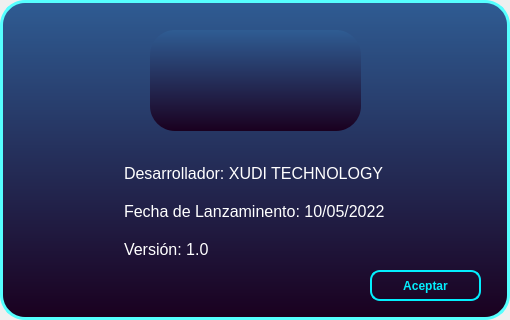
This is acerca-de.ui in AxelF1899/T-vision as Qt 5 draws it before an edit. The edited form follows.
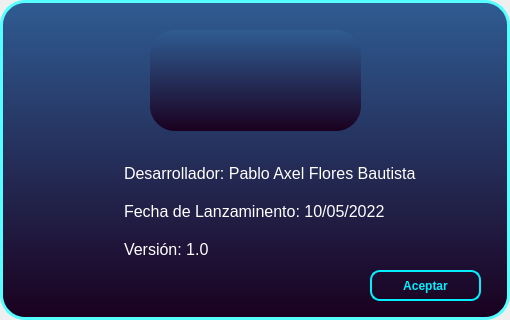
This is the edited form. Icons and pictures are not drawn.

Patch:
```diff
--- a/acerca-de.ui
+++ b/acerca-de.ui
@@ -86,7 +86,7 @@
 &lt;html&gt;&lt;head&gt;&lt;meta name=&quot;qrichtext&quot; content=&quot;1&quot; /&gt;&lt;style type=&quot;text/css&quot;&gt;
 p, li { white-space: pre-wrap; }
 &lt;/style&gt;&lt;/head&gt;&lt;body style=&quot; font-family:'MS Shell Dlg 2'; font-size:8.25pt; font-weight:400; font-style:normal;&quot;&gt;
-&lt;p style=&quot; margin-top:0px; margin-bottom:0px; margin-left:0px; margin-right:0px; -qt-block-indent:0; text-indent:0px;&quot;&gt;&lt;span style=&quot; font-size:12pt; color:#ffffff;&quot;&gt;Desarrollador: &lt;/span&gt;&lt;span style=&quot; font-family:'Calibri'; font-size:12pt; color:#ffffff;&quot;&gt;XUDI TECHNOLOGY&lt;/span&gt;&lt;span style=&quot; font-size:12pt; color:#ffffff;&quot;&gt; &lt;/span&gt;&lt;/p&gt;
+&lt;p style=&quot; margin-top:0px; margin-bottom:0px; margin-left:0px; margin-right:0px; -qt-block-indent:0; text-indent:0px;&quot;&gt;&lt;span style=&quot; font-size:12pt; color:#ffffff;&quot;&gt;Desarrollador: &lt;/span&gt;&lt;span style=&quot; font-family:'Calibri'; font-size:12pt; color:#ffffff;&quot;&gt;Pablo Axel Flores Bautista&lt;/span&gt;&lt;span style=&quot; font-size:12pt; color:#ffffff;&quot;&gt; &lt;/span&gt;&lt;/p&gt;
 &lt;p style=&quot;-qt-paragraph-type:empty; margin-top:0px; margin-bottom:0px; margin-left:0px; margin-right:0px; -qt-block-indent:0; text-indent:0px; font-size:12pt; color:#ffffff;&quot;&gt;&lt;br /&gt;&lt;/p&gt;
 &lt;p style=&quot; margin-top:0px; margin-bottom:0px; margin-left:0px; margin-right:0px; -qt-block-indent:0; text-indent:0px;&quot;&gt;&lt;span style=&quot; font-size:12pt; color:#ffffff;&quot;&gt;Fecha de Lanzaminento: 10/05/2022&lt;/span&gt;&lt;/p&gt;
 &lt;p style=&quot;-qt-paragraph-type:empty; margin-top:0px; margin-bottom:0px; margin-left:0px; margin-right:0px; -qt-block-indent:0; text-indent:0px; font-size:12pt; color:#ffffff;&quot;&gt;&lt;br /&gt;&lt;/p&gt;
```
Left out of the diff: 2 changed lines with no effect on the pictures.
